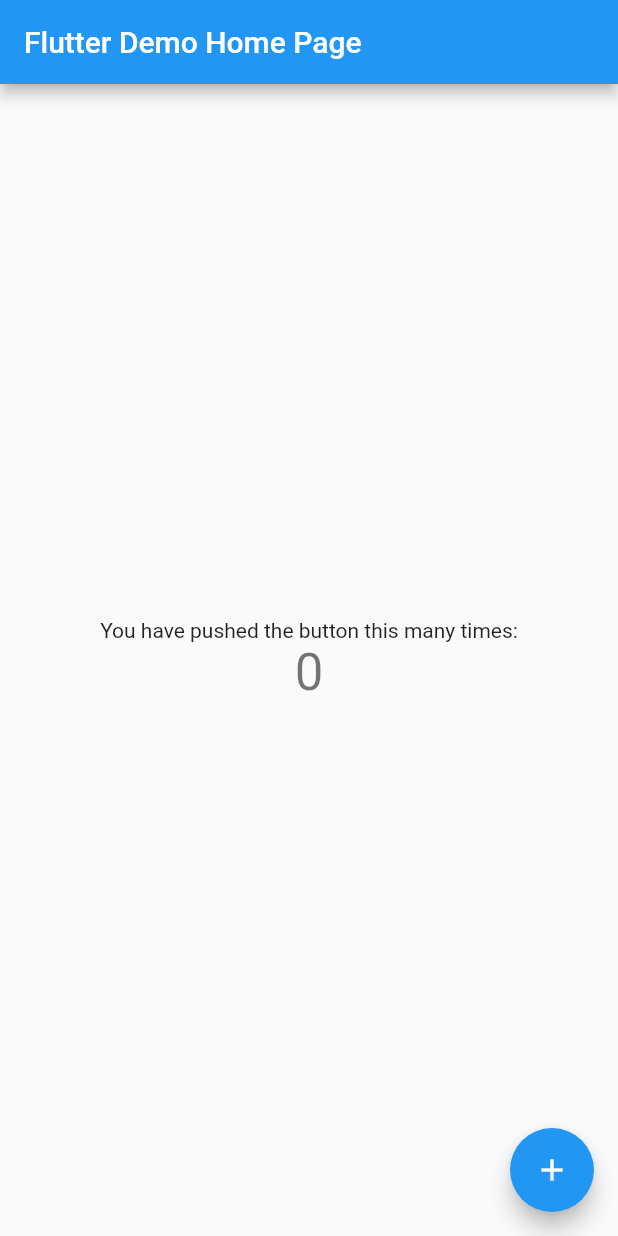
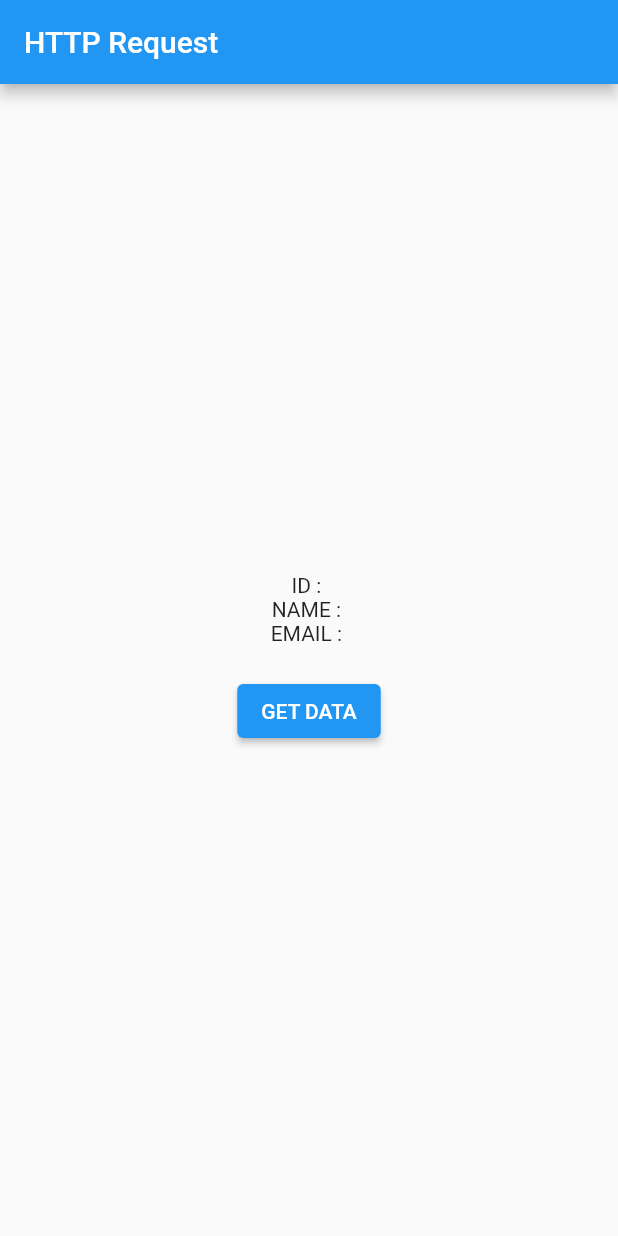
Before and after one commit to syafrialzulmi/flutter_http, a Flutter app: the screen it shows after launch, on a phone screen of 412 x 824 dp. Run offline on Flutter 3.47's test engine with Material 2 defaults, Android fonts, the phone set to English and light mode, and no system bars.

Commit message:
http get

```diff
--- /dev/null
+++ b/lib/get_page.dart
@@ -0,0 +1,67 @@
+import 'dart:convert';
+
+import 'package:flutter/material.dart';
+import 'package:http/http.dart' as myhttp;
+
+class GetPage extends StatefulWidget {
+  const GetPage({Key? key}) : super(key: key);
+
+  @override
+  State<GetPage> createState() => _GetPageState();
+}
+
+class _GetPageState extends State<GetPage> {
+  late String id;
+  late String email;
+  late String name;
+  @override
+  void initState() {
+    id = '';
+    email = '';
+    name = '';
+    super.initState();
+  }
+
+  @override
+  Widget build(BuildContext context) {
+    return Scaffold(
+      appBar: AppBar(
+        title: Text('HTTP Request'),
+      ),
+      body: Center(
+        child: Column(
+          mainAxisAlignment: MainAxisAlignment.center,
+          children: [
+            Text('ID : $id'),
+            Text('NAME : $name'),
+            Text('EMAIL : $email'),
+            SizedBox(
+              height: 20,
+            ),
+            ElevatedButton(
+              onPressed: () async {
+                var myresponse = await myhttp
+                    .get(Uri.parse('https://reqres.in/api/users/2'));
+                if (myresponse.statusCode == 200) {
+                  Map<String, dynamic> result =
+                      jsonDecode(myresponse.body) as Map<String, dynamic>;
+                  setState(() {
+                    id = result['data']['id'].toString();
+                    email = result['data']['email'].toString();
+                    name = "${result['data']['first_name']}"
+                        "${result['data']['last_name']}";
+                  });
+                } else {
+                  setState(() {
+                    print('Error ${myresponse.statusCode}');
+                  });
+                }
+              },
+              child: Text('GET DATA'),
+            ),
+          ],
+        ),
+      ),
+    );
+  }
+}
--- a/lib/main.dart
+++ b/lib/main.dart
@@ -1,4 +1,7 @@
+import 'dart:convert';
+
 import 'package:flutter/material.dart';
+import 'package:flutter_http/get_page.dart';
 
 void main() {
   runApp(const MyApp());
@@ -7,109 +10,10 @@
 class MyApp extends StatelessWidget {
   const MyApp({Key? key}) : super(key: key);
 
-  // This widget is the root of your application.
   @override
   Widget build(BuildContext context) {
     return MaterialApp(
-      title: 'Flutter Demo',
-      theme: ThemeData(
-        // This is the theme of your application.
-        //
-        // Try running your application with "flutter run". You'll see the
-        // application has a blue toolbar. Then, without quitting the app, try
-        // changing the primarySwatch below to Colors.green and then invoke
-        // "hot reload" (press "r" in the console where you ran "flutter run",
-        // or simply save your changes to "hot reload" in a Flutter IDE).
-        // Notice that the counter didn't reset back to zero; the application
-        // is not restarted.
-        primarySwatch: Colors.blue,
-      ),
-      home: const MyHomePage(title: 'Flutter Demo Home Page'),
+      home: GetPage(),
     );
   }
 }
-
-class MyHomePage extends StatefulWidget {
-  const MyHomePage({Key? key, required this.title}) : super(key: key);
-
-  // This widget is the home page of your application. It is stateful, meaning
-  // that it has a State object (defined below) that contains fields that affect
-  // how it looks.
-
-  // This class is the configuration for the state. It holds the values (in this
-  // case the title) provided by the parent (in this case the App widget) and
-  // used by the build method of the State. Fields in a Widget subclass are
-  // always marked "final".
-
-  final String title;
-
-  @override
-  State<MyHomePage> createState() => _MyHomePageState();
-}
-
-class _MyHomePageState extends State<MyHomePage> {
-  int _counter = 0;
-
-  void _incrementCounter() {
-    setState(() {
-      // This call to setState tells the Flutter framework that something has
-      // changed in this State, which causes it to rerun the build method below
-      // so that the display can reflect the updated values. If we changed
-      // _counter without calling setState(), then the build method would not be
-      // called again, and so nothing would appear to happen.
-      _counter++;
-    });
-  }
-
-  @override
-  Widget build(BuildContext context) {
-    // This method is rerun every time setState is called, for instance as done
-    // by the _incrementCounter method above.
-    //
-    // The Flutter framework has been optimized to make rerunning build methods
-    // fast, so that you can just rebuild anything that needs updating rather
-    // than having to individually change instances of widgets.
-    return Scaffold(
-      appBar: AppBar(
-        // Here we take the value from the MyHomePage object that was created by
-        // the App.build method, and use it to set our appbar title.
-        title: Text(widget.title),
-      ),
-      body: Center(
-        // Center is a layout widget. It takes a single child and positions it
-        // in the middle of the parent.
-        child: Column(
-          // Column is also a layout widget. It takes a list of children and
-          // arranges them vertically. By default, it sizes itself to fit its
-          // children horizontally, and tries to be as tall as its parent.
-          //
-          // Invoke "debug painting" (press "p" in the console, choose the
-          // "Toggle Debug Paint" action from the Flutter Inspector in Android
-          // Studio, or the "Toggle Debug Paint" command in Visual Studio Code)
-          // to see the wireframe for each widget.
-          //
-          // Column has various properties to control how it sizes itself and
-          // how it positions its children. Here we use mainAxisAlignment to
-          // center the children vertically; the main axis here is the vertical
-          // axis because Columns are vertical (the cross axis would be
-          // horizontal).
-          mainAxisAlignment: MainAxisAlignment.center,
-          children: <Widget>[
-            const Text(
-              'You have pushed the button this many times:',
-            ),
-            Text(
-              '$_counter',
-              style: Theme.of(context).textTheme.headline4,
-            ),
-          ],
-        ),
-      ),
-      floatingActionButton: FloatingActionButton(
-        onPressed: _incrementCounter,
-        tooltip: 'Increment',
-        child: const Icon(Icons.add),
-      ), // This trailing comma makes auto-formatting nicer for build methods.
-    );
-  }
-}
```
Also changed, not shown: pubspec.yaml (+4 -12 lines), pubspec.lock.
